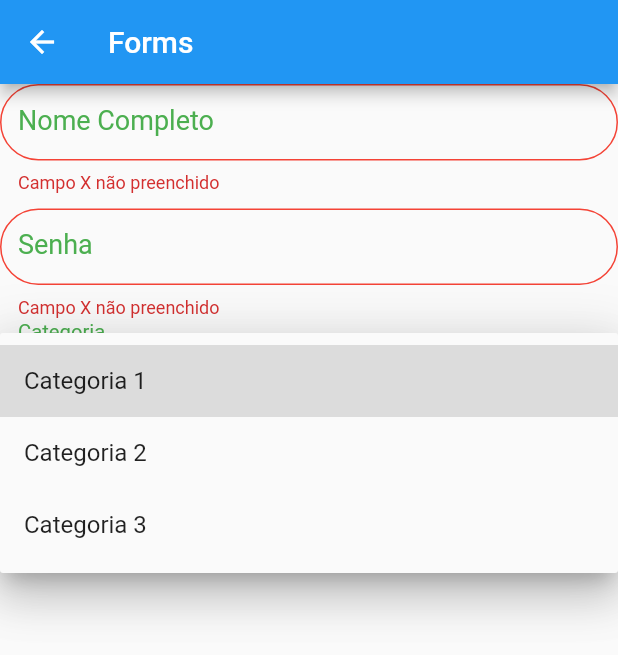
After one commit to jdaibello/academia-do-flutter-modulos-flutter, a Flutter app: the FormsPage screen opened by its route, after a tap on "Salvar", after a tap on "Categoria 1", on a phone screen of 412 x 824 dp. The commit adds this screen. Shown: the top 655 px of the screen. Run offline on Flutter 3.47's test engine with Material 2 defaults, Android fonts, the phone set to English and light mode, and no system bars; our stand-ins replace device_preview.

Commit message:
feat: add working with forms

```diff
--- a/flutter_primeiro_projeto/lib/main.dart
+++ b/flutter_primeiro_projeto/lib/main.dart
@@ -5,6 +5,7 @@ import 'package:flutter_localizations/flutter_localizations.dart';
 import 'package:flutter_primeiro_projeto/pages/botoes_rotacao_texto/botoes_rotacao_texto_page.dart';
 import 'package:flutter_primeiro_projeto/pages/container/container_page.dart';
 import 'package:flutter_primeiro_projeto/pages/dialogs/dialogs_page.dart';
+import 'package:flutter_primeiro_projeto/pages/forms/forms_page.dart';
 import 'package:flutter_primeiro_projeto/pages/home/home_page.dart';
 import 'package:flutter_primeiro_projeto/pages/layout_builder/layout_builder_page.dart';
 import 'package:flutter_primeiro_projeto/pages/media_query/media_query_page.dart';
@@ -51,6 +52,7 @@ class MyApp extends StatelessWidget {
         '/scrolls/list_view': (_) => const ListViewPage(),
         '/dialogs': (_) => const DialogsPage(),
         '/snackbars': (_) => const SnackbarPage(),
+        '/forms': (_) => const FormsPage(),
       },
     );
   }
--- /dev/null
+++ b/flutter_primeiro_projeto/lib/pages/forms/forms_page.dart
@@ -0,0 +1,192 @@
+import 'package:flutter/material.dart';
+
+class FormsPage extends StatefulWidget {
+  const FormsPage({Key? key}) : super(key: key);
+
+  @override
+  State<FormsPage> createState() => _FormsPageState();
+}
+
+class _FormsPageState extends State<FormsPage> {
+  final formKey = GlobalKey<FormState>();
+  final nameEC = TextEditingController();
+  final passwordEC = TextEditingController();
+  String categoria = 'Categoria1';
+  // String texto = '';
+
+  @override
+  void dispose() {
+    nameEC.dispose();
+    passwordEC.dispose();
+    super.dispose();
+  }
+
+  @override
+  Widget build(BuildContext context) {
+    return Scaffold(
+      appBar: AppBar(
+        title: const Text('Forms'),
+      ),
+      body: SingleChildScrollView(
+        child: Form(
+          key: formKey,
+          child: Column(
+            children: [
+              // TextField(
+              //   onChanged: (String value) {
+              //     setState(() {
+              //       texto = value;
+              //     });
+              //   },
+              // ),
+              // const SizedBox(height: 10),
+              // Text('Texto digitado: $texto'),
+              TextFormField(
+                controller: nameEC,
+                autovalidateMode: AutovalidateMode.onUserInteraction,
+                maxLines: null,
+                decoration: InputDecoration(
+                  labelText: 'Nome Completo',
+                  border: OutlineInputBorder(
+                    borderRadius: BorderRadius.circular(30),
+                    borderSide: const BorderSide(color: Colors.green),
+                  ),
+                  enabledBorder: OutlineInputBorder(
+                    borderRadius: BorderRadius.circular(30),
+                    borderSide: const BorderSide(color: Colors.green),
+                  ),
+                  focusedBorder: OutlineInputBorder(
+                    borderRadius: BorderRadius.circular(30),
+                    borderSide: const BorderSide(color: Colors.green),
+                  ),
+                  errorBorder: OutlineInputBorder(
+                    borderRadius: BorderRadius.circular(30),
+                    borderSide: const BorderSide(color: Colors.red),
+                  ),
+                  labelStyle: const TextStyle(
+                    fontSize: 18,
+                    color: Colors.green,
+                  ),
+                  isDense: true,
+                ),
+                validator: (String? value) {
+                  if (value == null || value.isEmpty) {
+                    return 'Campo X não preenchido';
+                  }
+                },
+              ),
+              const SizedBox(height: 10),
+              TextFormField(
+                controller: passwordEC,
+                autovalidateMode: AutovalidateMode.onUserInteraction,
+                decoration: InputDecoration(
+                  labelText: 'Senha',
+                  border: OutlineInputBorder(
+                    borderRadius: BorderRadius.circular(30),
+                    borderSide: const BorderSide(color: Colors.green),
+                  ),
+                  enabledBorder: OutlineInputBorder(
+                    borderRadius: BorderRadius.circular(30),
+                    borderSide: const BorderSide(color: Colors.green),
+                  ),
+                  focusedBorder: OutlineInputBorder(
+                    borderRadius: BorderRadius.circular(30),
+                    borderSide: const BorderSide(color: Colors.green),
+                  ),
+                  errorBorder: OutlineInputBorder(
+                    borderRadius: BorderRadius.circular(30),
+                    borderSide: const BorderSide(color: Colors.red),
+                  ),
+                  labelStyle: const TextStyle(
+                    fontSize: 18,
+                    color: Colors.green,
+                  ),
+                  isDense: true,
+                ),
+                obscureText: true,
+                validator: (String? value) {
+                  if (value == null || value.isEmpty) {
+                    return 'Campo X não preenchido';
+                  }
+                },
+              ),
+              const SizedBox(height: 10),
+              DropdownButtonFormField<String>(
+                value: categoria,
+                elevation: 16,
+                icon: const Icon(Icons.arrow_back),
+                isDense: true,
+                decoration: InputDecoration(
+                  labelText: 'Categoria',
+                  labelStyle: const TextStyle(
+                    fontSize: 18,
+                    color: Colors.green,
+                  ),
+                  border: OutlineInputBorder(
+                    borderRadius: BorderRadius.circular(30),
+                    borderSide: const BorderSide(color: Colors.green),
+                  ),
+                  enabledBorder: OutlineInputBorder(
+                    borderRadius: BorderRadius.circular(30),
+                    borderSide: const BorderSide(color: Colors.green),
+                  ),
+                  focusedBorder: OutlineInputBorder(
+                    borderRadius: BorderRadius.circular(30),
+                    borderSide: const BorderSide(color: Colors.green),
+                  ),
+                  errorBorder: OutlineInputBorder(
+                    borderRadius: BorderRadius.circular(30),
+                    borderSide: const BorderSide(color: Colors.red),
+                  ),
+                ),
+                validator: (String? value) {
+                  if (value == null || value.isEmpty) {
+                    return 'Categoria não selecionada';
+                  }
+                },
+                onChanged: (String? newValue) {
+                  if (newValue != null) {
+                    setState(() {
+                      categoria = newValue;
+                    });
+                  }
+                },
+                items: const [
+                  DropdownMenuItem(
+                    value: 'Categoria1',
+                    child: Text('Categoria 1'),
+                  ),
+                  DropdownMenuItem(
+                    value: 'Categoria2',
+                    child: Text('Categoria 2'),
+                  ),
+                  DropdownMenuItem(
+                    value: 'Categoria3',
+                    child: Text('Categoria 3'),
+                  ),
+                ],
+              ),
+              ElevatedButton(
+                onPressed: () {
+                  var formValid = formKey.currentState?.validate() ?? false;
+                  var message = 'Formulário Inválido';
+
+                  if (formValid) {
+                    message = 'Formulário Válido (${nameEC.text})';
+                  }
+
+                  ScaffoldMessenger.of(context).showSnackBar(
+                    SnackBar(
+                      content: Text(message),
+                    ),
+                  );
+                },
+                child: const Text('Salvar'),
+              ),
+            ],
+          ),
+        ),
+      ),
+    );
+  }
+}
--- a/flutter_primeiro_projeto/lib/pages/home/home_page.dart
+++ b/flutter_primeiro_projeto/lib/pages/home/home_page.dart
@@ -10,6 +10,7 @@ enum PopupMenuPages {
   scrollsListView,
   dialogs,
   snackbars,
+  forms,
 }
 
 class HomePage extends StatelessWidget {
@@ -54,6 +55,9 @@ class HomePage extends StatelessWidget {
                 case PopupMenuPages.snackbars:
                   Navigator.of(context).pushNamed('/snackbars');
                   break;
+                case PopupMenuPages.forms:
+                  Navigator.of(context).pushNamed('/forms');
+                  break;
               }
             },
             itemBuilder: (BuildContext context) {
@@ -94,6 +98,10 @@ class HomePage extends StatelessWidget {
                   value: PopupMenuPages.snackbars,
                   child: Text('Snackbars'),
                 ),
+                const PopupMenuItem<PopupMenuPages>(
+                  value: PopupMenuPages.forms,
+                  child: Text('Forms'),
+                ),
               ];
             },
           ),
```
Also changed, not shown: flutter_primeiro_projeto/pubspec.yaml (+4 -4 lines), flutter_primeiro_projeto/pubspec.lock.
